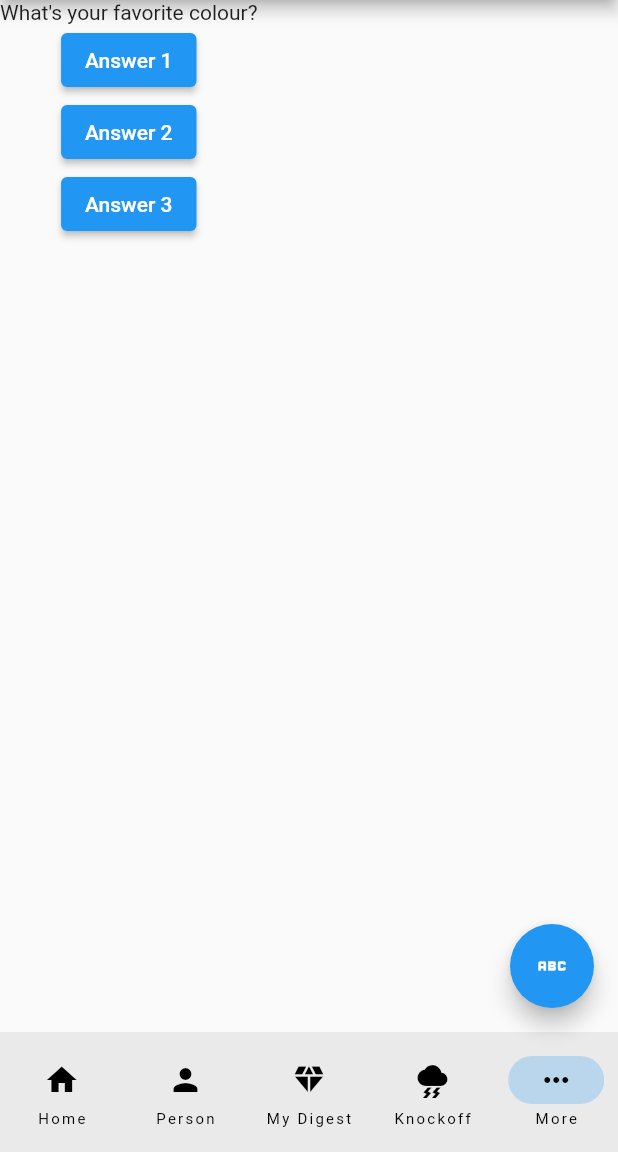
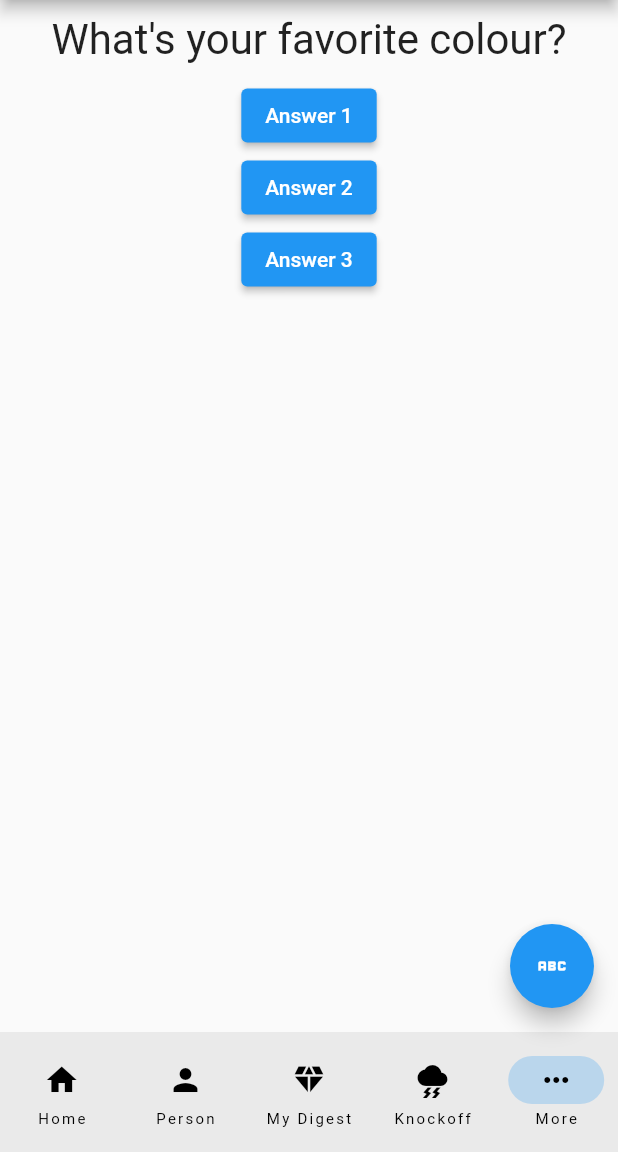
Before and after one commit to harshilpatel9999/my_demo, a Flutter app: the screen it shows after launch, on a phone screen of 412 x 824 dp, the part 84-1236 px from its top. Run offline on Flutter 3.47's test engine with Material 2 defaults, Android fonts, the phone set to English and light mode, and no system bars.

Commit message:
save30/5/23

```diff
--- a/lib/more_figma.dart
+++ b/lib/more_figma.dart
@@ -1,4 +1,5 @@
 import 'package:flutter/material.dart';
+import 'package:my_demo/questions.dart';
 // import 'package:my_demo/more_figma.dart';
 
 void main() {
@@ -35,7 +36,7 @@ class _MoreFigmaPageState extends State<MoreFigmaPage> {
       // ),
       body: Column(
         children: [
-          Text(questions[questionIndex]),
+          QuestionPage(questions[questionIndex]),
           ElevatedButton(
             onPressed: answerQuestion,
             child: const Text('Answer 1'),
--- a/lib/questions.dart
+++ b/lib/questions.dart
@@ -1,10 +1,10 @@
 import 'package:flutter/material.dart';
-import './more_figma.dart ';
+import './questions.dart';
 
 class QuestionPage extends StatelessWidget {
   // QuestionPage({super.key});
 
-  String questionText;
+  final String questionText;
 
   QuestionPage(this.questionText, {super.key});
 
@@ -12,10 +12,10 @@ class QuestionPage extends StatelessWidget {
   Widget build(BuildContext context) {
     return Container(
       width: double.infinity,
-      margin: EdgeInsets.all(11),
+      margin: const EdgeInsets.all(10),
       child: Text(
         questionText,
-        style: const TextStyle(fontSize: 20),
+        style: const TextStyle(fontSize: 28),
         textAlign: TextAlign.center,
       ),
     );
```
